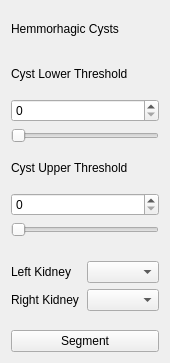
collinli2353/SmartClick, file tools/cystLabel_tool/cystLabel_widget.ui: the form before one commit.
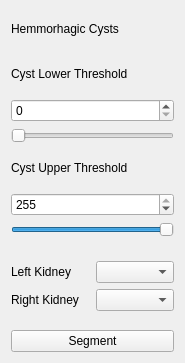
The form after the commit.

Commit message: low&up thresh mask + default slider val=255

Diff of the .ui file:
```diff
--- a/tools/cystLabel_tool/cystLabel_widget.ui
+++ b/tools/cystLabel_tool/cystLabel_widget.ui
@@ -6,7 +6,7 @@
    <rect>
     <x>0</x>
     <y>0</y>
-    <width>170</width>
+    <width>185</width>
     <height>363</height>
    </rect>
   </property>
@@ -107,6 +107,9 @@
        <property name="maximum">
         <number>255</number>
        </property>
+       <property name="value">
+        <number>255</number>
+       </property>
       </widget>
      </item>
      <item>
@@ -117,6 +120,9 @@
        <property name="maximum">
         <number>255</number>
        </property>
+       <property name="sliderPosition">
+        <number>255</number>
+       </property>
        <property name="orientation">
         <enum>Qt::Horizontal</enum>
        </property>
```
The commit also changes 4 other files.
